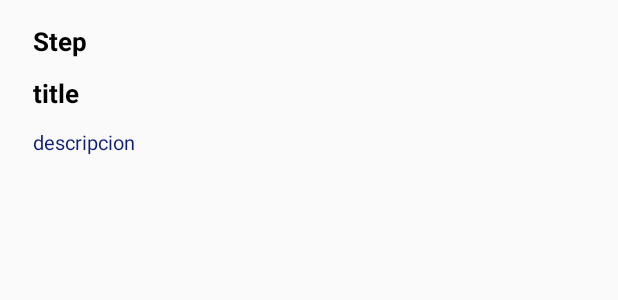
After one commit to Dexcrash/AtheaEdProject, an Android app: the layout activity_step_item.xml on its own in the app's theme, with its tools: preview values and no code run, on a phone screen of 412 x 824 dp. The commit adds this screen. Shown: the top 300 px of the screen. Run offline under Robolectric (Android 15) with nearby library versions, the phone set to English and light mode, and no system bars.

Commit message:
Steps de activity

```diff
--- /dev/null
+++ b/app/src/main/res/layout/activity_step_item.xml
@@ -0,0 +1,45 @@
+<RelativeLayout xmlns:android="http://schemas.android.com/apk/res/android"
+    android:layout_width="match_parent"
+    android:layout_height="match_parent" >
+
+    <TextView
+        android:id="@+id/number"
+        android:layout_width="wrap_content"
+        android:layout_height="wrap_content"
+        android:layout_alignParentTop="true"
+        android:layout_alignParentLeft="true"
+        android:layout_marginLeft="22dp"
+        android:layout_marginTop="15dp"
+        android:textSize="17sp"
+        android:textStyle="bold"
+        android:textColor="#000000"
+        android:text="Step" />
+
+    <TextView
+        android:id="@+id/title"
+        android:layout_width="wrap_content"
+        android:layout_height="wrap_content"
+        android:layout_below="@id/number"
+        android:layout_alignLeft="@+id/number"
+        android:layout_alignParentLeft="true"
+        android:layout_alignParentTop="true"
+        android:layout_marginLeft="22dp"
+        android:layout_marginTop="50dp"
+        android:textSize="17sp"
+        android:textStyle="bold"
+        android:textColor="#000000"
+        android:text="title " />
+
+    <TextView
+        android:id="@+id/description"
+        android:layout_width="wrap_content"
+        android:layout_height="wrap_content"
+        android:layout_alignParentTop="true"
+        android:layout_marginLeft="22dp"
+        android:layout_marginTop="85dp"
+        android:layout_marginBottom="15dp"
+        android:textSize="13sp"
+        android:textColor="#0f1e74"
+        android:text="descripcion" />
+
+</RelativeLayout>
```
Also changed, not shown: app/src/main/java/com/athenaed/athena/activities/ActivityStepsAdapter.java (added, +52 -0 lines), app/src/main/java/com/athenaed/athena/activities/Activity_stepsFragment.java (+35 -1 lines), app/src/main/java/com/athenaed/athena/mundo/AthenaStep.java (added, +39 -0 lines), app/src/main/res/layout/activity_step_list.xml (added, +14 -0 lines).
